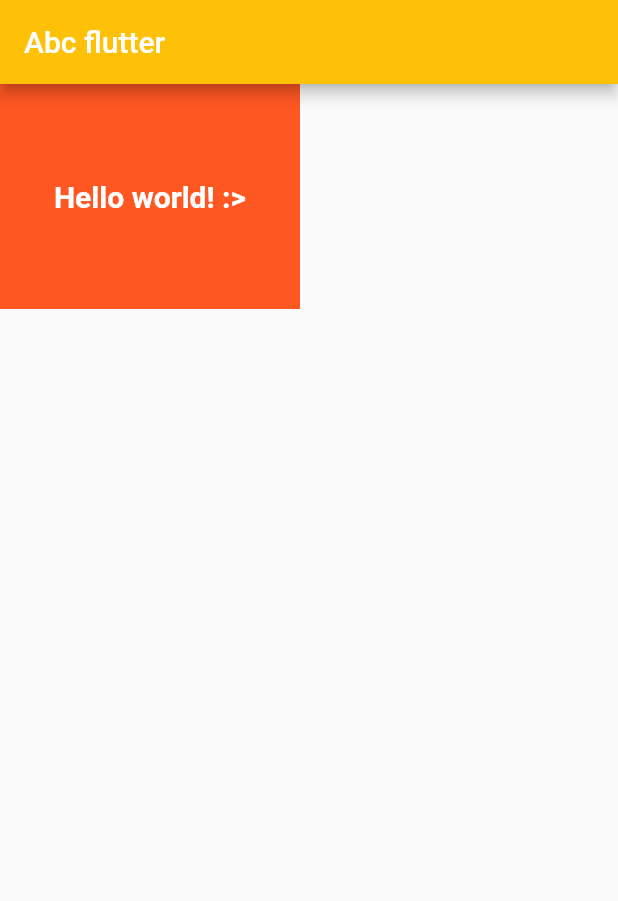
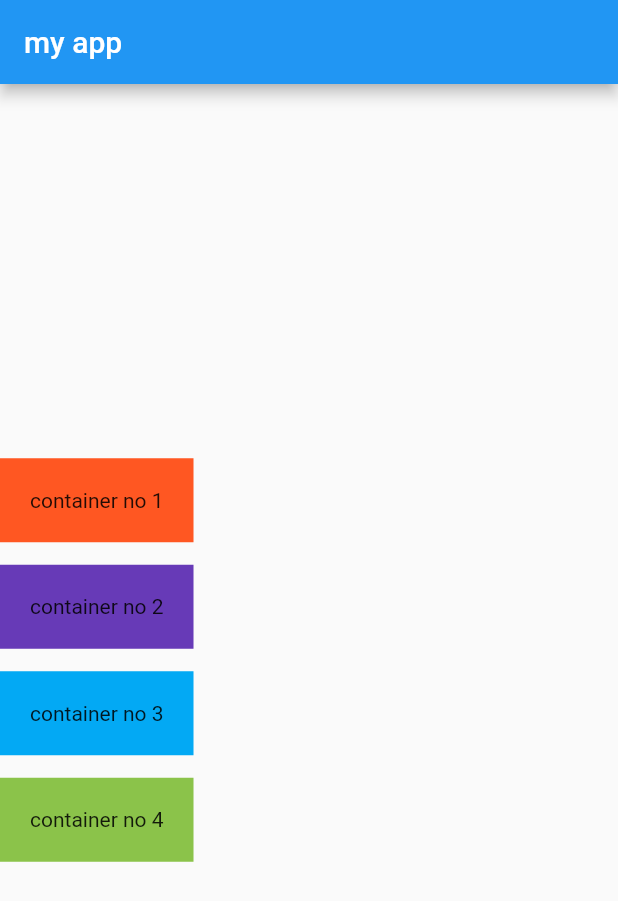
Before and after one commit to luqasz-tworzydlo/2023-Q4-1_Flutter-Dart_Mobile-Apps, a Flutter app: the screen it shows after launch, on a phone screen of 412 x 824 dp. Shown: the top 901 px of the screen. Run offline on Flutter 3.47's test engine with Material 2 defaults, Android fonts, the phone set to English and light mode, and no system bars.

Commit message:
Add files via upload

```diff
--- a/1_Exercise-no-1_rows-and-columns/src/E1_rac/ex1_rows_columns/lib/main.dart
+++ b/1_Exercise-no-1_rows-and-columns/src/E1_rac/ex1_rows_columns/lib/main.dart
@@ -1,32 +1,48 @@
 import 'package:flutter/material.dart';
 
 void main() {
-  runApp(const Abc());
+  runApp(const MyApp());
 }
 
-class Abc extends StatelessWidget {
-  const Abc({Key? key}) : super(key: key);
+class MyApp extends StatelessWidget {
+  const MyApp({Key? key}) : super(key: key);
 
   @override
   Widget build(BuildContext context) {
     return MaterialApp(
         home: Scaffold(
             appBar: AppBar(
-                title: Text("Abc flutter"),
-                backgroundColor: Colors.amber
+              title: Text("my app"),
             ),
-            body: Container(
-                alignment: Alignment.center,
-                color: Colors.deepOrange,
-                width: 200,
-                height: 150,
-                child: Text("Hello world! :>", style: TextStyle(
-                    color: Colors.white,
-                    fontWeight: FontWeight.bold,
-                    fontSize: 20
-                ))
+            body: Column(
+              mainAxisAlignment: MainAxisAlignment.center,
+              children: [
+                Container(
+                  color: Colors.deepOrange,
+                  padding: EdgeInsets.all(20),
+                  child: Text("container no 1"),
+                ),
+                SizedBox(height: 15),
+                Container(
+                  color: Colors.deepPurple,
+                  padding: EdgeInsets.all(20),
+                  child: Text("container no 2"),
+                ),
+                SizedBox(height: 15),
+                Container(
+                  color: Colors.lightBlue,
+                  padding: EdgeInsets.all(20),
+                  child: Text("container no 3"),
+                ),
+                SizedBox(height: 15),
+                Container(
+                  color: Colors.lightGreen,
+                  padding: EdgeInsets.all(20),
+                  child: Text("container no 4"),
+                )
+              ],
             )
-        ) // szkielet aplikacji - scaffold
+        )
     );
   }
 }
```
